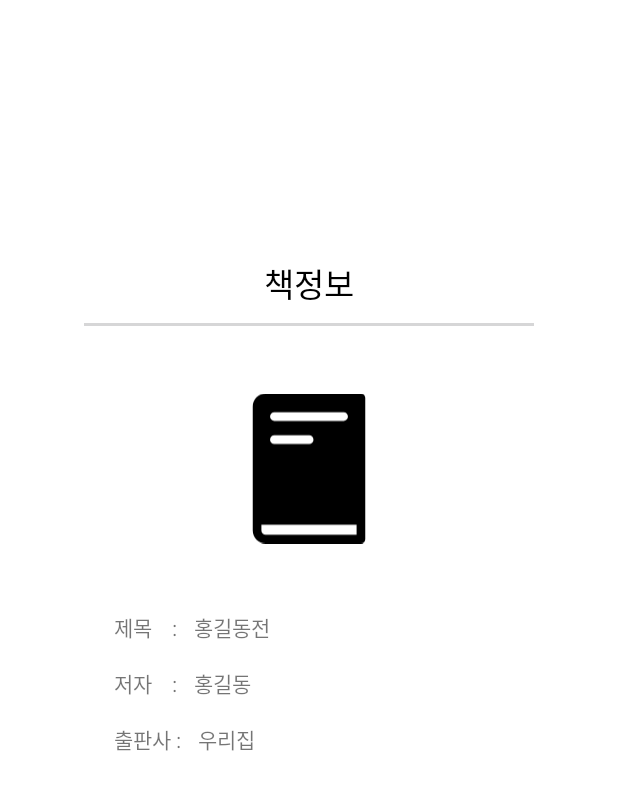
After one commit to bigmacaron/BookScanner, an Android app: the layout book_info_custom_dialog.xml on its own in the app's theme, with its tools: preview values and no code run, on a phone screen of 412 x 824 dp. The commit adds this screen. Shown: the top 790 px of the screen. Run offline under Robolectric (Android 15) with nearby library versions, the phone set to English and light mode, and no system bars.

Commit message:
[추가] 커스텀 다이얼로그 추가중

```diff
--- a/app/src/main/java/kr/kro/fatcats/bookscanner/api/RoomBookInfoDao.kt
+++ b/app/src/main/java/kr/kro/fatcats/bookscanner/api/RoomBookInfoDao.kt
@@ -18,5 +18,5 @@ interface RoomBookInfoDao {
     fun getAll() : List<RoomBookInfo>
 
     @Query("SELECT * FROM RoomBookInfo Where isbn = :isbn")
-    fun getDataForIsbn(isbn : Long) : RoomBookInfo
+    fun getDataForIsbn(isbn : Long) : RoomBookInfo?
 }
--- /dev/null
+++ b/app/src/main/res/layout/book_info_custom_dialog.xml
@@ -0,0 +1,125 @@
+<?xml version="1.0" encoding="utf-8"?>
+<layout xmlns:tools="http://schemas.android.com/tools"
+    xmlns:android="http://schemas.android.com/apk/res/android"
+    xmlns:app="http://schemas.android.com/apk/res-auto">
+
+    <data>
+        <variable name="title" type="String" />
+        <variable name="author" type="String" />
+        <variable name="publisher" type="String" />
+        <variable name="url" type="String" />
+        <import type="android.view.View"/>
+    </data>
+
+    <androidx.constraintlayout.widget.ConstraintLayout
+        android:layout_width="match_parent"
+        android:layout_height="match_parent">
+
+        <androidx.constraintlayout.widget.ConstraintLayout
+            android:layout_width="300dp"
+            android:layout_height="500dp"
+
+            app:layout_constraintBottom_toBottomOf="parent"
+            app:layout_constraintEnd_toEndOf="parent"
+            app:layout_constraintStart_toStartOf="parent"
+            app:layout_constraintTop_toTopOf="parent">
+
+            <TextView
+                android:id="@+id/textView7"
+                android:layout_width="match_parent"
+                android:layout_height="wrap_content"
+                android:layout_marginTop="10dp"
+                android:gravity="center"
+                android:text="@string/dialog_title"
+                android:textColor="@color/black"
+                android:textSize="22sp"
+                app:layout_constraintEnd_toEndOf="parent"
+                app:layout_constraintStart_toStartOf="parent"
+                app:layout_constraintTop_toTopOf="parent" />
+
+            <View
+                android:id="@+id/view"
+                android:layout_width="match_parent"
+                android:layout_height="2dp"
+                android:layout_marginTop="10dp"
+                android:background="@color/txt_dark_gray"
+                app:layout_constraintEnd_toEndOf="parent"
+                app:layout_constraintStart_toStartOf="parent"
+                app:layout_constraintTop_toBottomOf="@+id/textView7" />
+
+            <ImageView
+                android:id="@+id/imageView"
+                bindBookImage="@{url}"
+                android:layout_width="100dp"
+                android:layout_height="150dp"
+                android:layout_marginTop="20dp"
+                android:contentDescription="@string/content_description_image_book"
+                android:src="@drawable/ic_book"
+                app:layout_constraintEnd_toEndOf="parent"
+                app:layout_constraintStart_toStartOf="parent"
+                app:layout_constraintTop_toBottomOf="@+id/view" />
+
+            <TextView
+                android:id="@+id/textView3"
+                android:layout_width="wrap_content"
+                android:layout_height="wrap_content"
+                android:layout_marginStart="20dp"
+                android:layout_marginTop="20dp"
+                android:text="@string/main_text_title"
+                app:layout_constraintStart_toStartOf="parent"
+                app:layout_constraintTop_toBottomOf="@+id/imageView"
+                tools:text="제목    : " />
+
+            <TextView
+                android:layout_width="wrap_content"
+                android:layout_height="wrap_content"
+                android:layout_marginStart="8dp"
+                android:text="@{title}"
+                app:layout_constraintStart_toEndOf="@+id/textView3"
+                app:layout_constraintTop_toTopOf="@+id/textView3"
+                tools:text="홍길동전" />
+
+            <TextView
+                android:id="@+id/textView4"
+                android:layout_width="wrap_content"
+                android:layout_height="wrap_content"
+                android:layout_marginTop="16dp"
+                android:text="@string/main_text_title"
+                app:layout_constraintStart_toStartOf="@+id/textView3"
+                app:layout_constraintTop_toBottomOf="@+id/textView3"
+                tools:text="저자    : " />
+
+            <TextView
+                android:id="@+id/textView6"
+                android:layout_width="wrap_content"
+                android:layout_height="wrap_content"
+                android:layout_marginStart="8dp"
+                android:text="@{author}"
+                app:layout_constraintStart_toEndOf="@+id/textView4"
+                app:layout_constraintTop_toTopOf="@+id/textView4"
+                tools:text="홍길동" />
+
+            <TextView
+                android:id="@+id/textView5"
+                android:layout_width="wrap_content"
+                android:layout_height="wrap_content"
+                android:layout_marginTop="16dp"
+                android:text="@string/main_text_publisher"
+                app:layout_constraintStart_toStartOf="@+id/textView3"
+                app:layout_constraintTop_toBottomOf="@+id/textView4"
+                tools:text="출판사 : " />
+
+            <TextView
+                android:layout_width="wrap_content"
+                android:layout_height="wrap_content"
+                android:layout_marginStart="8dp"
+                android:text="@{publisher}"
+                app:layout_constraintStart_toEndOf="@+id/textView5"
+                app:layout_constraintTop_toTopOf="@+id/textView5"
+                tools:text="우리집" />
+
+        </androidx.constraintlayout.widget.ConstraintLayout>
+
+
+    </androidx.constraintlayout.widget.ConstraintLayout>
+</layout>
--- a/app/src/main/res/values/strings.xml
+++ b/app/src/main/res/values/strings.xml
@@ -24,6 +24,8 @@
     <!--Sub Fragment -->
     <string name="sub_button_re_confirm">다시찍기</string>
     <string name="sub_button_confirm">등록하기</string>
+    <!--Book Info Dialog -->
+    <string name="dialog_title">책정보</string>
 
 
 </resources>
```
Also changed, not shown: app/src/main/java/kr/kro/fatcats/bookscanner/api/DatabaseProvider.kt (added, +14 -0 lines), app/src/main/java/kr/kro/fatcats/bookscanner/api/RoomBookInfoDatabase.kt (+0 -17 lines), app/src/main/java/kr/kro/fatcats/bookscanner/fragment/SubFragment.kt (+36 -11 lines), app/src/main/java/kr/kro/fatcats/bookscanner/model/RoomBookInfo.kt (+7 -8 lines), app/src/main/java/kr/kro/fatcats/bookscanner/util/BookInfoDialog.kt (added, +56 -0 lines).
